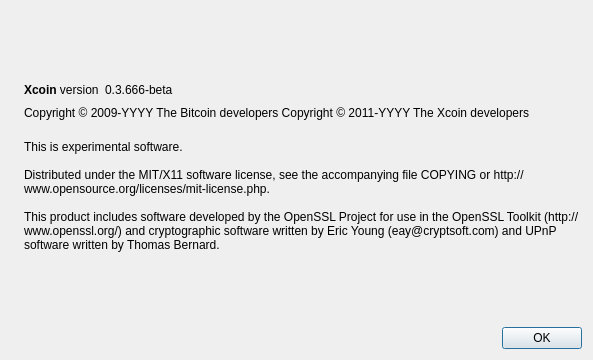
This is src/qt/forms/aboutdialog.ui in NarubyRiverlione/Spice as Qt 5 draws it before an edit. The edited form follows.
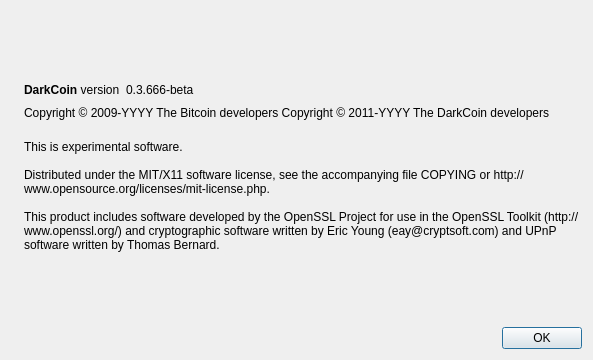
This is the edited form. Icons and pictures are not drawn.

Commit message: Changed name to DarkCoin

```diff
--- a/src/qt/forms/aboutdialog.ui
+++ b/src/qt/forms/aboutdialog.ui
@@ -50,7 +50,7 @@
           <cursorShape>IBeamCursor</cursorShape>
          </property>
          <property name="text">
-          <string>&lt;b&gt;Xcoin&lt;/b&gt; version</string>
+          <string>&lt;b&gt;DarkCoin&lt;/b&gt; version</string>
          </property>
          <property name="textInteractionFlags">
           <set>Qt::LinksAccessibleByMouse|Qt::TextSelectableByKeyboard|Qt::TextSelectableByMouse</set>
@@ -92,7 +92,7 @@
        </property>
        <property name="text">
         <string notr="true">Copyright &amp;copy; 2009-YYYY The Bitcoin developers
-Copyright &amp;copy; 2011-YYYY The Xcoin developers</string>
+Copyright &amp;copy; 2011-YYYY The DarkCoin developers</string>
        </property>
        <property name="textFormat">
         <enum>Qt::RichText</enum>
```
Left out of the diff: 2 changed lines with no effect on the pictures. The commit also changes 122 other files.
